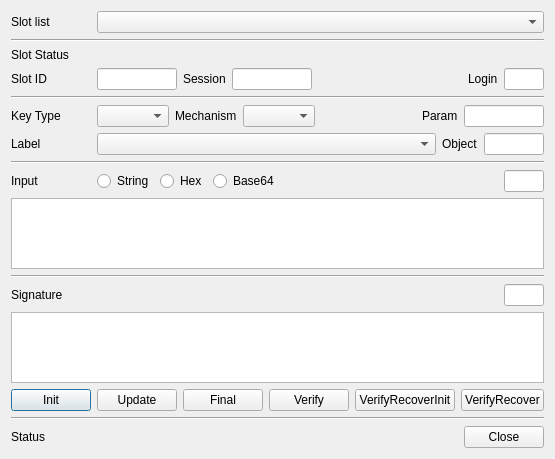
First picture: the form in CryptokiMan/verify_dlg.ui, repository jykim74/CryptokiMan, before the edit.
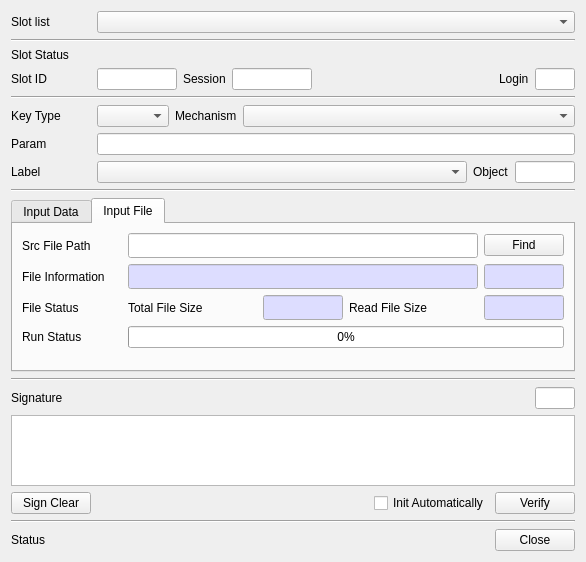
Second picture: the form after the edit.

Commit message: Verify 에서 파일 Verify 기능 지원

The edit to the form file:
```diff
--- a/CryptokiMan/verify_dlg.ui
+++ b/CryptokiMan/verify_dlg.ui
@@ -6,8 +6,8 @@
    <rect>
     <x>0</x>
     <y>0</y>
-    <width>545</width>
-    <height>459</height>
+    <width>586</width>
+    <height>562</height>
    </rect>
   </property>
   <property name="windowTitle">
@@ -160,10 +160,13 @@
        </property>
       </widget>
      </item>
-     <item row="0" column="5">
-      <widget class="QLabel" name="label_8">
-       <property name="text">
-        <string>Param</string>
+     <item row="0" column="3">
+      <widget class="QComboBox" name="mMechCombo">
+       <property name="sizePolicy">
+        <sizepolicy hsizetype="Preferred" vsizetype="Fixed">
+         <horstretch>1</horstretch>
+         <verstretch>0</verstretch>
+        </sizepolicy>
        </property>
       </widget>
      </item>
@@ -177,32 +180,42 @@
        </property>
       </widget>
      </item>
-     <item row="0" column="3">
-      <widget class="QComboBox" name="mMechCombo"/>
+    </layout>
+   </item>
+   <item>
+    <layout class="QGridLayout" name="gridLayout_7">
+     <property name="topMargin">
+      <number>0</number>
+     </property>
+     <item row="0" column="0">
+      <widget class="QLabel" name="label_8">
+       <property name="minimumSize">
+        <size>
+         <width>80</width>
+         <height>0</height>
+        </size>
+       </property>
+       <property name="maximumSize">
+        <size>
+         <width>80</width>
+         <height>16777215</height>
+        </size>
+       </property>
+       <property name="text">
+        <string>Param</string>
+       </property>
+      </widget>
      </item>
-     <item row="0" column="6">
+     <item row="0" column="1">
       <widget class="QLineEdit" name="mParamText">
        <property name="maximumSize">
         <size>
-         <width>80</width>
+         <width>16777215</width>
          <height>16777215</height>
         </size>
        </property>
       </widget>
      </item>
-     <item row="0" column="4">
-      <spacer name="horizontalSpacer_4">
-       <property name="orientation">
-        <enum>Qt::Horizontal</enum>
-       </property>
-       <property name="sizeHint" stdset="0">
-        <size>
-         <width>40</width>
-         <height>20</height>
-        </size>
-       </property>
-      </spacer>
-     </item>
     </layout>
    </item>
    <item>
@@ -260,74 +273,543 @@
     </widget>
    </item>
    <item>
-    <layout class="QGridLayout" name="gridLayout_6">
-     <property name="topMargin">
-      <number>0</number>
+    <widget class="QTabWidget" name="mInputTab">
+     <property name="currentIndex">
+      <number>1</number>
      </property>
-     <item row="0" column="3">
-      <widget class="QRadioButton" name="mInputBase64Radio">
-       <property name="text">
-        <string>Base64</string>
-       </property>
-      </widget>
-     </item>
-     <item row="0" column="2">
-      <widget class="QRadioButton" name="mInputHexRadio">
-       <property name="text">
-        <string>Hex</string>
-       </property>
-      </widget>
-     </item>
-     <item row="0" column="0">
-      <widget class="QLabel" name="label_4">
-       <property name="minimumSize">
-        <size>
-         <width>80</width>
-         <height>0</height>
-        </size>
-       </property>
-       <property name="text">
-        <string>Input</string>
-       </property>
-      </widget>
-     </item>
-     <item row="0" column="5">
-      <widget class="QLineEdit" name="mInputLenText">
-       <property name="maximumSize">
-        <size>
-         <width>40</width>
-         <height>16777215</height>
-        </size>
-       </property>
-       <property name="readOnly">
-        <bool>true</bool>
-       </property>
-      </widget>
-     </item>
-     <item row="0" column="1">
-      <widget class="QRadioButton" name="mInputStringRadio">
-       <property name="text">
-        <string>String</string>
-       </property>
-      </widget>
-     </item>
-     <item row="0" column="4">
-      <spacer name="horizontalSpacer_5">
-       <property name="orientation">
-        <enum>Qt::Horizontal</enum>
-       </property>
-       <property name="sizeHint" stdset="0">
-        <size>
-         <width>40</width>
-         <height>20</height>
-        </size>
-       </property>
-      </spacer>
-     </item>
-    </layout>
-   </item>
-   <item>
-    <widget class="QPlainTextEdit" name="mInputText"/>
+     <widget class="QWidget" name="tab">
+      <attribute name="title">
+       <string>Input Data</string>
+      </attribute>
+      <layout class="QVBoxLayout" name="verticalLayout_2">
+       <item>
+        <layout class="QGridLayout" name="gridLayout_8">
+         <property name="topMargin">
+          <number>0</number>
+         </property>
+         <item row="0" column="1">
+          <widget class="QRadioButton" name="mInputStringRadio">
+           <property name="text">
+            <string>String</string>
+           </property>
+          </widget>
+         </item>
+         <item row="0" column="0">
+          <widget class="QLabel" name="label_4">
+           <property name="minimumSize">
+            <size>
+             <width>80</width>
+             <height>0</height>
+            </size>
+           </property>
+           <property name="text">
+            <string>Input</string>
+           </property>
+          </widget>
+         </item>
+         <item row="0" column="5">
+          <widget class="QLineEdit" name="mInputLenText">
+           <property name="maximumSize">
+            <size>
+             <width>40</width>
+             <height>16777215</height>
+            </size>
+           </property>
+           <property name="readOnly">
+            <bool>true</bool>
+           </property>
+          </widget>
+         </item>
+         <item row="0" column="2">
+          <widget class="QRadioButton" name="mInputHexRadio">
+           <property name="text">
+            <string>Hex</string>
+           </property>
+          </widget>
+         </item>
+         <item row="0" column="3">
+          <widget class="QRadioButton" name="mInputBase64Radio">
+           <property name="text">
+            <string>Base64</string>
+           </property>
+          </widget>
+         </item>
+         <item row="0" column="4">
+          <spacer name="horizontalSpacer_5">
+           <property name="orientation">
+            <enum>Qt::Horizontal</enum>
+           </property>
+           <property name="sizeHint" stdset="0">
+            <size>
+             <width>40</width>
+             <height>20</height>
+            </size>
+           </property>
+          </spacer>
+         </item>
+        </layout>
+       </item>
+       <item>
+        <widget class="QPlainTextEdit" name="mInputText"/>
+       </item>
+       <item>
+        <layout class="QGridLayout" name="gridLayout_6">
+         <property name="topMargin">
+          <number>0</number>
+         </property>
+         <item row="0" column="0">
+          <widget class="QPushButton" name="mInitBtn">
+           <property name="text">
+            <string>Init</string>
+           </property>
+          </widget>
+         </item>
+         <item row="0" column="1">
+          <widget class="QPushButton" name="mUpdateBtn">
+           <property name="text">
+            <string>Update</string>
+           </property>
+          </widget>
+         </item>
+         <item row="0" column="5">
+          <widget class="QPushButton" name="mVerifyRecoverBtn">
+           <property name="text">
+            <string>VerifyRecover</string>
+           </property>
+          </widget>
+         </item>
+         <item row="0" column="4">
+          <widget class="QPushButton" name="mVerifyRecoverInitBtn">
+           <property name="text">
+            <string>VerifyRecoverInit</string>
+           </property>
+          </widget>
+         </item>
+         <item row="0" column="2">
+          <widget class="QPushButton" name="mFinalBtn">
+           <property name="text">
+            <string>Final</string>
+           </property>
+          </widget>
+         </item>
+         <item row="0" column="6">
+          <widget class="QPushButton" name="mInputClearBtn">
+           <property name="text">
+            <string>Input Clear</string>
+           </property>
+          </widget>
+         </item>
+         <item row="0" column="3">
+          <spacer name="horizontalSpacer_4">
+           <property name="orientation">
+            <enum>Qt::Horizontal</enum>
+           </property>
+           <property name="sizeHint" stdset="0">
+            <size>
+             <width>40</width>
+             <height>20</height>
+            </size>
+           </property>
+          </spacer>
+         </item>
+        </layout>
+       </item>
+      </layout>
+     </widget>
+     <widget class="QWidget" name="tab_2">
+      <attribute name="title">
+       <string>Input File</string>
+      </attribute>
+      <layout class="QVBoxLayout" name="verticalLayout_3">
+       <item>
+        <layout class="QGridLayout" name="gridLayout_9">
+         <item row="0" column="0">
+          <widget class="QLabel" name="label_13">
+           <property name="minimumSize">
+            <size>
+             <width>100</width>
+             <height>0</height>
+            </size>
+           </property>
+           <property name="maximumSize">
+            <size>
+             <width>100</width>
+             <height>16777215</height>
+            </size>
+           </property>
+           <property name="text">
+            <string>Src File Path</string>
+           </property>
+          </widget>
+         </item>
+         <item row="0" column="1">
+          <widget class="QLineEdit" name="mSrcFileText">
+           <property name="font">
+            <font>
+             <family>굴림체</family>
+            </font>
+           </property>
+          </widget>
+         </item>
+         <item row="0" column="2">
+          <widget class="QPushButton" name="mFindSrcFileBtn">
+           <property name="minimumSize">
+            <size>
+             <width>80</width>
+             <height>0</height>
+            </size>
+           </property>
+           <property name="maximumSize">
+            <size>
+             <width>80</width>
+             <height>16777215</height>
+            </size>
+           </property>
+           <property name="text">
+            <string>Find</string>
+           </property>
+          </widget>
+         </item>
+        </layout>
+       </item>
+       <item>
+        <layout class="QGridLayout" name="gridLayout_10">
+         <item row="0" column="1">
+          <widget class="QLineEdit" name="mSrcFileInfoText">
+           <property name="palette">
+            <palette>
+             <active>
+              <colorrole role="Base">
+               <brush brushstyle="SolidPattern">
+                <color alpha="255">
+                 <red>221</red>
+                 <green>221</green>
+                 <blue>255</blue>
+                </color>
+               </brush>
+              </colorrole>
+             </active>
+             <inactive>
+              <colorrole role="Base">
+               <brush brushstyle="SolidPattern">
+                <color alpha="255">
+                 <red>221</red>
+                 <green>221</green>
+                 <blue>255</blue>
+                </color>
+               </brush>
+              </colorrole>
+             </inactive>
+             <disabled>
+              <colorrole role="Base">
+               <brush brushstyle="SolidPattern">
+                <color alpha="255">
+                 <red>240</red>
+                 <green>240</green>
+                 <blue>240</blue>
+                </color>
+               </brush>
+              </colorrole>
+             </disabled>
+            </palette>
+           </property>
+           <property name="font">
+            <font>
+             <family>굴림체</family>
+            </font>
+           </property>
+           <property name="readOnly">
+            <bool>true</bool>
+           </property>
+          </widget>
+         </item>
+         <item row="0" column="0">
+          <widget class="QLabel" name="label_14">
+           <property name="minimumSize">
+            <size>
+             <width>100</width>
+             <height>0</height>
+            </size>
+           </property>
+           <property name="maximumSize">
+            <size>
+             <width>100</width>
+             <height>16777215</height>
+            </size>
+           </property>
+           <property name="text">
+            <string>File Information</string>
+           </property>
+          </widget>
+         </item>
+         <item row="0" column="2">
+          <widget class="QLineEdit" name="mSrcFileSizeText">
+           <property name="minimumSize">
+            <size>
+             <width>80</width>
+             <height>0</height>
+            </size>
+           </property>
+           <property name="maximumSize">
+            <size>
+             <width>80</width>
+             <height>16777215</height>
+            </size>
+           </property>
+           <property name="palette">
+            <palette>
+             <active>
+              <colorrole role="Base">
+               <brush brushstyle="SolidPattern">
+                <color alpha="255">
+                 <red>221</red>
+                 <green>221</green>
+                 <blue>255</blue>
+                </color>
+               </brush>
+              </colorrole>
+             </active>
+             <inactive>
+              <colorrole role="Base">
+               <brush brushstyle="SolidPattern">
+                <color alpha="255">
+                 <red>221</red>
+                 <green>221</green>
+                 <blue>255</blue>
+                </color>
+               </brush>
+              </colorrole>
+             </inactive>
+             <disabled>
+              <colorrole role="Base">
+               <brush brushstyle="SolidPattern">
+                <color alpha="255">
+                 <red>240</red>
+                 <green>240</green>
+                 <blue>240</blue>
+                </color>
+               </brush>
+              </colorrole>
+             </disabled>
+            </palette>
+           </property>
+           <property name="font">
+            <font>
+             <family>굴림체</family>
+            </font>
+           </property>
+           <property name="readOnly">
+            <bool>true</bool>
+           </property>
+          </widget>
+         </item>
+        </layout>
+       </item>
+       <item>
+        <layout class="QGridLayout" name="gridLayout_11">
+         <item row="0" column="2">
+          <widget class="QLineEdit" name="mFileTotalSizeText">
+           <property name="minimumSize">
+            <size>
+             <width>80</width>
+             <height>0</height>
+            </size>
+           </property>
+           <property name="maximumSize">
+            <size>
+             <width>80</width>
+             <height>16777215</height>
+            </size>
+           </property>
+           <property name="palette">
+            <palette>
+             <active>
+              <colorrole role="Base">
+               <brush brushstyle="SolidPattern">
+                <color alpha="255">
+                 <red>221</red>
+                 <green>221</green>
+                 <blue>255</blue>
+                </color>
+               </brush>
+              </colorrole>
+             </active>
+             <inactive>
+              <colorrole role="Base">
+               <brush brushstyle="SolidPattern">
+                <color alpha="255">
+                 <red>221</red>
+                 <green>221</green>
+                 <blue>255</blue>
+                </color>
+               </brush>
+              </colorrole>
+             </inactive>
+             <disabled>
+              <colorrole role="Base">
+               <brush brushstyle="SolidPattern">
+                <color alpha="255">
+                 <red>240</red>
+                 <green>240</green>
+                 <blue>240</blue>
+                </color>
+               </brush>
+              </colorrole>
+             </disabled>
+            </palette>
+           </property>
+           <property name="font">
+            <font>
+             <family>굴림체</family>
+            </font>
+           </property>
+           <property name="readOnly">
+            <bool>true</bool>
+           </property>
+          </widget>
+         </item>
+         <item row="0" column="1">
+          <widget class="QLabel" name="label_17">
+           <property name="text">
+            <string>Total File Size</string>
+           </property>
+          </widget>
+         </item>
+         <item row="0" column="3">
+          <widget class="QLabel" name="label_18">
+           <property name="text">
+            <string>Read File Size</string>
+           </property>
+          </widget>
+         </item>
+         <item row="0" column="0">
+          <widget class="QLabel" name="label_15">
+           <property name="minimumSize">
+            <size>
+             <width>100</width>
+             <height>0</height>
+            </size>
+           </property>
+           <property name="maximumSize">
+            <size>
+             <width>100</width>
+             <height>16777215</height>
+            </size>
+           </property>
+           <property name="text">
+            <string>File Status</string>
+           </property>
+          </widget>
+         </item>
+         <item row="0" column="4">
+          <widget class="QLineEdit" name="mFileReadSizeText">
+           <property name="minimumSize">
+            <size>
+             <width>80</width>
+             <height>0</height>
+            </size>
+           </property>
+           <property name="maximumSize">
+            <size>
+             <width>80</width>
+             <height>16777215</height>
+            </size>
+           </property>
+           <property name="palette">
+            <palette>
+             <active>
+              <colorrole role="Base">
+               <brush brushstyle="SolidPattern">
+                <color alpha="255">
+                 <red>221</red>
+                 <green>221</green>
+                 <blue>255</blue>
+                </color>
+               </brush>
+              </colorrole>
+             </active>
+             <inactive>
+              <colorrole role="Base">
+               <brush brushstyle="SolidPattern">
+                <color alpha="255">
+                 <red>221</red>
+                 <green>221</green>
+                 <blue>255</blue>
+                </color>
+               </brush>
+              </colorrole>
+             </inactive>
+             <disabled>
+              <colorrole role="Base">
+               <brush brushstyle="SolidPattern">
+                <color alpha="255">
+                 <red>240</red>
+                 <green>240</green>
+                 <blue>240</blue>
+                </color>
+               </brush>
+              </colorrole>
+             </disabled>
+            </palette>
+           </property>
+           <property name="font">
+            <font>
+             <family>굴림체</family>
+            </font>
+           </property>
+           <property name="readOnly">
+            <bool>true</bool>
+           </property>
+          </widget>
+         </item>
+        </layout>
+       </item>
+       <item>
+        <layout class="QGridLayout" name="gridLayout_12">
+         <item row="0" column="0">
+          <widget class="QLabel" name="label_16">
+           <property name="minimumSize">
+            <size>
+             <width>100</width>
+             <height>0</height>
+            </size>
+           </property>
+           <property name="maximumSize">
+            <size>
+             <width>100</width>
+             <height>16777215</height>
+            </size>
+           </property>
+           <property name="text">
+            <string>Run Status</string>
+           </property>
+          </widget>
+         </item>
+         <item row="0" column="1">
+          <widget class="QProgressBar" name="mVerifyProgBar">
+           <property name="value">
+            <number>0</number>
+           </property>
+          </widget>
+         </item>
+        </layout>
+       </item>
+       <item>
+        <spacer name="verticalSpacer">
+         <property name="orientation">
+          <enum>Qt::Vertical</enum>
+         </property>
+         <property name="sizeHint" stdset="0">
+          <size>
+           <width>20</width>
+           <height>40</height>
+          </size>
+         </property>
+        </spacer>
+       </item>
+      </layout>
+     </widget>
+    </widget>
    </item>
    <item>
     <widget class="Line" name="line_5">
@@ -391,23 +873,29 @@
       <number>0</number>
      </property>
      <item>
-      <widget class="QPushButton" name="mInitBtn">
+      <widget class="QPushButton" name="mSignClearBtn">
        <property name="text">
-        <string>Init</string>
+        <string>Sign Clear</string>
        </property>
       </widget>
      </item>
      <item>
-      <widget class="QPushButton" name="mUpdateBtn">
-       <property name="text">
-        <string>Update</string>
+      <spacer name="horizontalSpacer">
+       <property name="orientation">
+        <enum>Qt::Horizontal</enum>
        </property>
-      </widget>
+       <property name="sizeHint" stdset="0">
+        <size>
+         <width>40</width>
+         <height>20</height>
+        </size>
+       </property>
+      </spacer>
      </item>
      <item>
-      <widget class="QPushButton" name="mFinalBtn">
+      <widget class="QCheckBox" name="mInitAutoCheck">
        <property name="text">
-        <string>Final</string>
+        <string>Init Automatically</string>
        </property>
       </widget>
      </item>
@@ -418,33 +906,6 @@
        </property>
       </widget>
      </item>
-     <item>
-      <spacer name="horizontalSpacer">
-       <property name="orientation">
-        <enum>Qt::Horizontal</enum>
-       </property>
-       <property name="sizeHint" stdset="0">
-        <size>
-         <width>40</width>
-         <height>20</height>
-        </size>
-       </property>
-      </spacer>
-     </item>
-     <item>
-      <widget class="QPushButton" name="mVerifyRecoverInitBtn">
-       <property name="text">
-        <string>VerifyRecoverInit</string>
-       </property>
-      </widget>
-     </item>
-     <item>
-      <widget class="QPushButton" name="mVerifyRecoverBtn">
-       <property name="text">
-        <string>VerifyRecover</string>
-       </property>
-      </widget>
-     </item>
     </layout>
    </item>
    <item>
```
Left out of the diff: 37 changed lines with no effect on the pictures. The commit also changes 3 other files.
